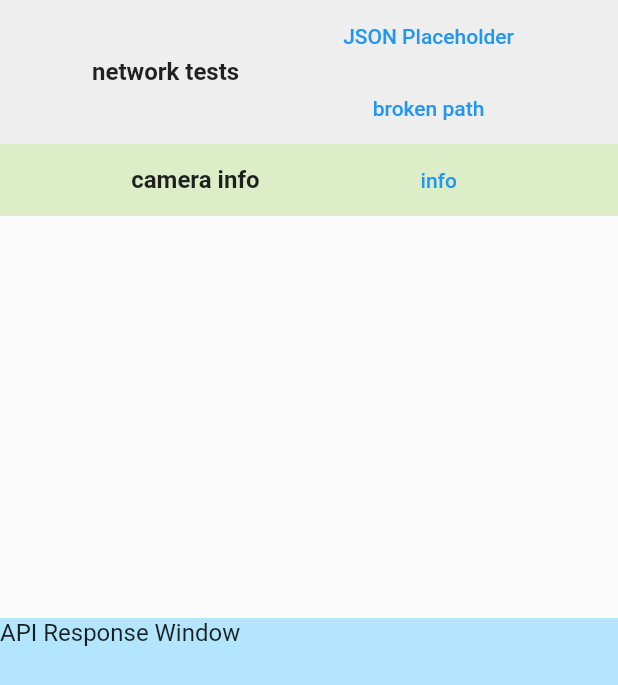
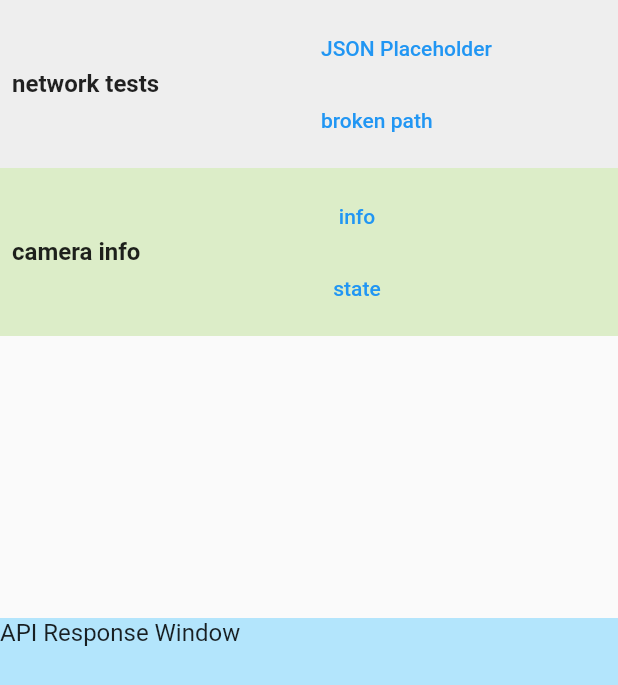
Before and after one commit to codetricity/custom_dart_package_tutorial, a Flutter app: the screen it shows after launch, on a phone screen of 412 x 824 dp. Shown: the top 685 px of the screen. Run offline on Flutter 3.47's test engine with Material 2 defaults, Android fonts, the phone set to English and light mode, and no system bars.

Commit message:
added state button

```diff
--- a/lib/gui_components/button_groups/camera_info.dart
+++ b/lib/gui_components/button_groups/camera_info.dart
@@ -15,6 +15,7 @@ class CameraInfo extends StatelessWidget {
         apiRequest: info,
         label: 'info',
       ),
+      RequestButton(apiRequest: state, label: 'state'),
     ];
     return ButtonGroup(
         color: Colors.lightGreen[100],
--- a/lib/gui_components/button_templates/button_group.dart
+++ b/lib/gui_components/button_templates/button_group.dart
@@ -18,17 +18,27 @@ class ButtonGroup extends StatelessWidget {
   Widget build(BuildContext context) {
     return Container(
       color: color,
+      child: Padding(
+        padding: const EdgeInsets.all(8.0),
         child: Row(
           mainAxisAlignment: MainAxisAlignment.spaceEvenly,
           children: [
-          Text(
+            Expanded(
+              flex: 2,
+              child: Text(
                 groupLabel,
                 style: TextStyle(fontWeight: FontWeight.bold, fontSize: 16),
               ),
-          Column(
+            ),
+            Expanded(
+              flex: 2,
+              child: Column(
+                crossAxisAlignment: CrossAxisAlignment.start,
                 children: buttonList,
               ),
+            ),
           ],
+        ),
       ),
     );
   }
--- /dev/null
+++ b/packages/theta_connection/lib/protocols/state.dart
@@ -0,0 +1,7 @@
+part of '../theta_connection.dart';
+
+Future<String> state() async {
+  Uri uri = Uri.http(theta.domain, '/osc/state');
+
+  return await theta.request(uri);
+}
--- a/packages/theta_connection/lib/theta_connection.dart
+++ b/packages/theta_connection/lib/theta_connection.dart
@@ -9,3 +9,4 @@ part 'network_tests/broken_path.dart';
 // protocols
 
 part 'protocols/info.dart';
+part 'protocols/state.dart';
```
Lines whose indentation alone changed are shown as unchanged.
